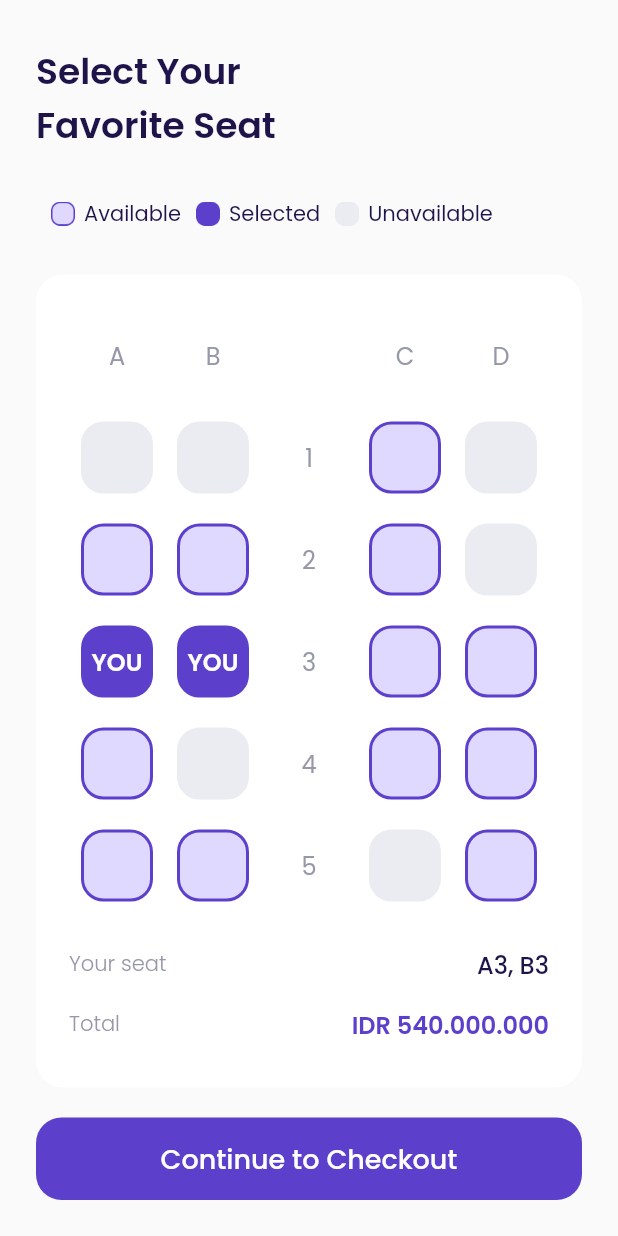
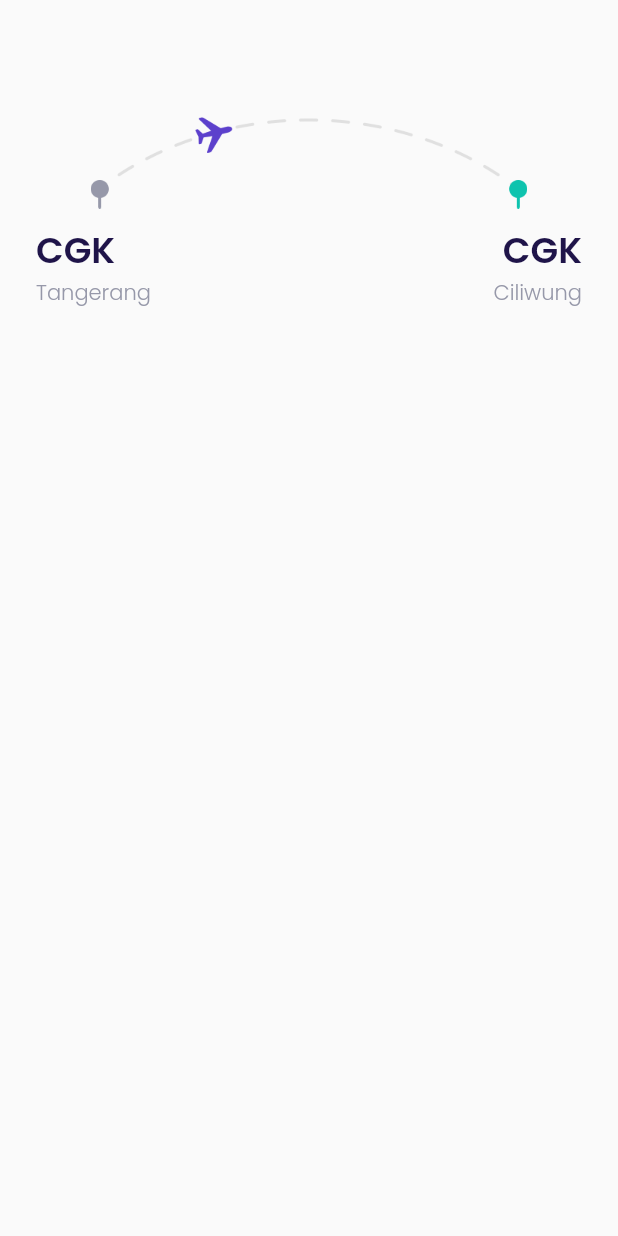
Before and after one commit to IJ4L/ticketing_airplane, a Flutter app: the ChooseSeatPage screen opened by its route, after a tap on "Continue to Checkout", on a phone screen of 412 x 824 dp. Run offline on Flutter 3.47's test engine with Material 2 defaults, Android fonts, the phone set to English and light mode, and no system bars; our stand-ins replace google_fonts.

Commit message:
update ui

```diff
--- a/lib/main.dart
+++ b/lib/main.dart
@@ -1,4 +1,5 @@
 import 'package:airplane/ui/pages/bonus_page.dart';
+import 'package:airplane/ui/pages/checkout_page.dart';
 import 'package:airplane/ui/pages/choose_seat_page.dart';
 import 'package:airplane/ui/pages/detail_page.dart';
 import 'package:airplane/ui/pages/get_started_page.dart';
@@ -28,6 +29,7 @@ class MyApp extends StatelessWidget {
         '/main': (context) => const MainPage(),
         '/detail': (context) => const DetailPage(),
         '/choose-seat': (context) => const ChooseSeatPage(),
+        '/checkout': (context) => const CheckoutPage(),
       },
     );
   }
--- /dev/null
+++ b/lib/ui/pages/checkout_page.dart
@@ -0,0 +1,82 @@
+import 'package:airplane/shared/theme.dart';
+import 'package:flutter/material.dart';
+
+class CheckoutPage extends StatelessWidget {
+  const CheckoutPage({super.key});
+
+  @override
+  Widget build(BuildContext context) {
+    Widget route() {
+      return Container(
+        margin: const EdgeInsets.only(top: 50),
+        child: Column(
+          children: [
+            Container(
+              width: 291,
+              height: 65,
+              margin: const EdgeInsets.only(bottom: 10),
+              decoration: const BoxDecoration(
+                image: DecorationImage(
+                  image: AssetImage('assets/icons/onway.png'),
+                  fit: BoxFit.cover,
+                ),
+              ),
+            ),
+            Row(
+              mainAxisAlignment: MainAxisAlignment.spaceBetween,
+              children: [
+                Column(
+                  crossAxisAlignment: CrossAxisAlignment.start,
+                  children: [
+                    Text(
+                      'CGK',
+                      style: blackTextStyle.copyWith(
+                        fontSize: 24,
+                        fontWeight: semiBold,
+                      ),
+                    ),
+                    Text(
+                      'Tangerang',
+                      style: greyTextStyle.copyWith(
+                        fontSize: 14,
+                        fontWeight: light,
+                      ),
+                    )
+                  ],
+                ),
+                Column(
+                  crossAxisAlignment: CrossAxisAlignment.end,
+                  children: [
+                    Text(
+                      'CGK',
+                      style: blackTextStyle.copyWith(
+                        fontSize: 24,
+                        fontWeight: semiBold,
+                      ),
+                    ),
+                    Text(
+                      'Ciliwung',
+                      style: greyTextStyle.copyWith(
+                        fontSize: 14,
+                        fontWeight: light,
+                      ),
+                    )
+                  ],
+                ),
+              ],
+            ),
+          ],
+        ),
+      );
+    }
+
+    return Scaffold(
+      body: ListView(
+        padding: EdgeInsets.all(defaultMargin),
+        children: [
+          route(),
+        ],
+      ),
+    );
+  }
+}
--- a/lib/ui/pages/choose_seat_page.dart
+++ b/lib/ui/pages/choose_seat_page.dart
@@ -284,7 +284,10 @@ class ChooseSeatPage extends StatelessWidget {
     }
 
     Widget checkOutButton() {
-      return const CostumeButton(title: 'Continue to Checkout', route: '');
+      return const CostumeButton(
+        title: 'Continue to Checkout',
+        route: '/checkout',
+      );
     }
 
     return Scaffold(
```
